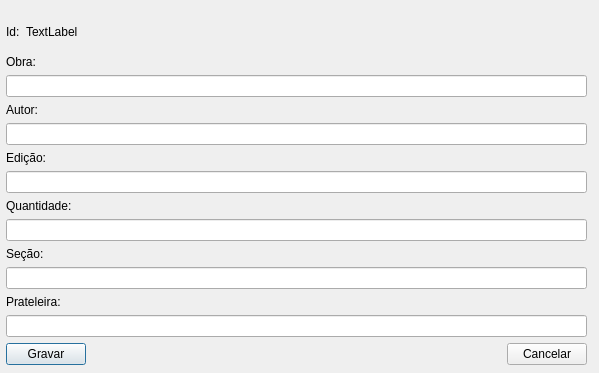
arianeam/prog.OOC-, file TrabalhoFinalQT/editwindow.ui: the form before one commit.
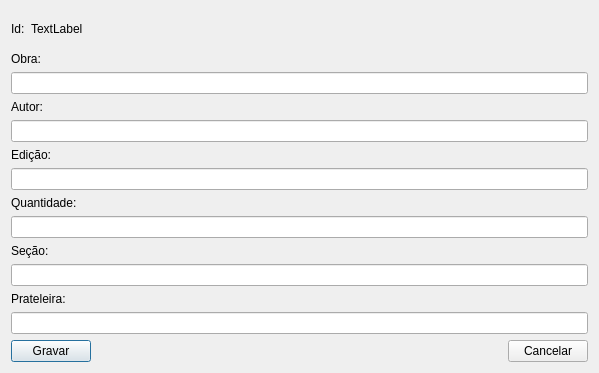
The form after the commit.

What changed in the file:
```diff
--- a/TrabalhoFinalQT/editwindow.ui
+++ b/TrabalhoFinalQT/editwindow.ui
@@ -10,18 +10,23 @@
     <height>373</height>
    </rect>
   </property>
+  <property name="minimumSize">
+   <size>
+    <width>599</width>
+    <height>373</height>
+   </size>
+  </property>
+  <property name="maximumSize">
+   <size>
+    <width>599</width>
+    <height>373</height>
+   </size>
+  </property>
   <property name="windowTitle">
    <string>Dialog</string>
   </property>
-  <widget class="QWidget" name="">
-   <property name="geometry">
-    <rect>
-     <x>6</x>
-     <y>14</y>
-     <width>581</width>
-     <height>351</height>
-    </rect>
-   </property>
+  <layout class="QVBoxLayout" name="verticalLayout_10">
+   <item>
    <layout class="QVBoxLayout" name="verticalLayout_9">
     <item>
      <layout class="QVBoxLayout" name="verticalLayout_8">
@@ -189,7 +194,8 @@
      </layout>
     </item>
    </layout>
-  </widget>
+   </item>
+  </layout>
  </widget>
  <resources/>
  <connections/>
```
Left out of the diff: 2 changed lines with no effect on the pictures. Lines whose indentation alone changed are shown as unchanged.
